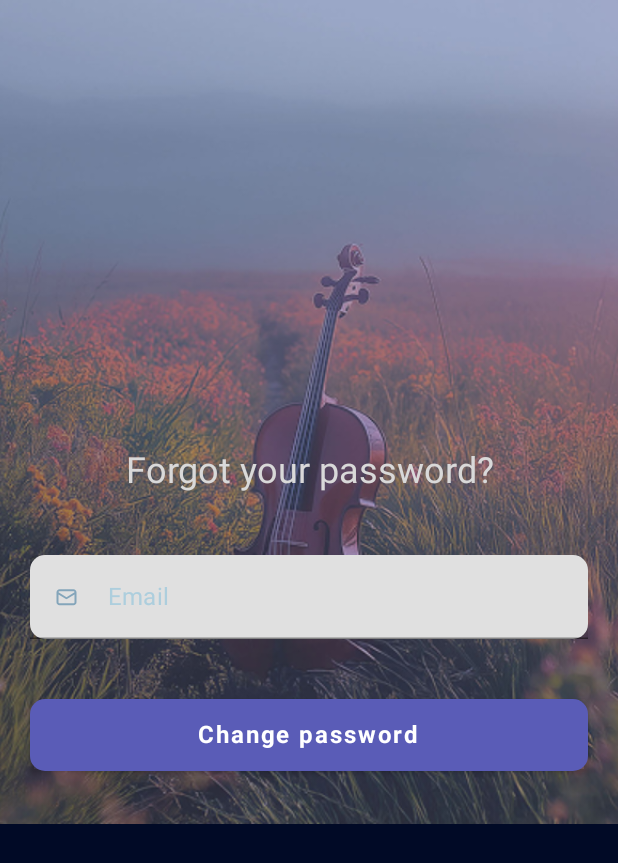
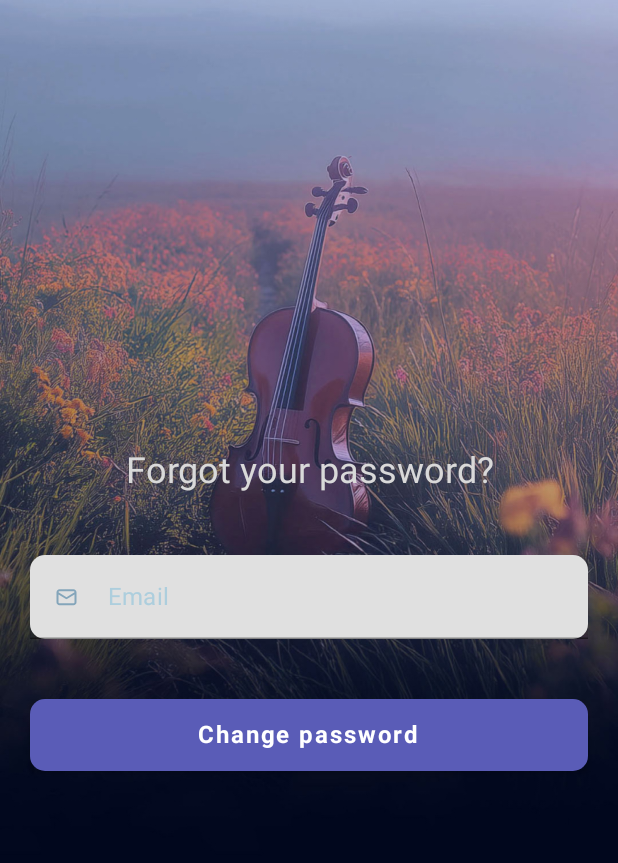
Before and after one commit to EvaDragonfly/EssentialClassicsApp, an Android app built with Jetpack Compose: the ForgotPasswordScreen screen opened through its navigation route, on a phone screen of 412 x 824 dp. Shown: the top 863 px of the screen. Run offline under Robolectric (Android 15) with nearby library versions, the phone set to English and light mode, and no system bars; our stand-ins replace accompanist.

Commit message:
fixed auth design

```diff
--- a/app/src/main/java/com/memoittech/cuviewtv/components/UserComponents.kt
+++ b/app/src/main/java/com/memoittech/cuviewtv/components/UserComponents.kt
@@ -10,7 +10,9 @@ import androidx.compose.foundation.layout.Row
 import androidx.compose.foundation.layout.fillMaxHeight
 import androidx.compose.foundation.layout.fillMaxSize
 import androidx.compose.foundation.layout.fillMaxWidth
+import androidx.compose.foundation.layout.height
 import androidx.compose.foundation.layout.heightIn
+import androidx.compose.foundation.layout.offset
 import androidx.compose.foundation.layout.padding
 import androidx.compose.foundation.shape.RoundedCornerShape
 import androidx.compose.foundation.text.ClickableText
@@ -296,36 +298,6 @@ fun ButtonComponent(value: String, onClick : ()-> Unit, color : Color){
 }
 
 
-@Composable
-fun ClickableLoginTextComponent(tryingToLogin : Boolean = true, onTextSelected : (String)->Unit){
-    val initialText = if(tryingToLogin) "Already have an account?  " else "Don't have an account yet? "
-    val loginText = if(tryingToLogin) "Login" else "Register"
-
-    val annotatedString = buildAnnotatedString {
-        append(initialText)
-        withStyle(style = SpanStyle(color = Purple80)){
-            pushStringAnnotation(tag = loginText , annotation = loginText)
-            append(loginText)
-        }
-    }
-
-    ClickableText(
-        modifier = Modifier
-            .fillMaxWidth()
-            .heightIn(24.dp),
-        style = TextStyle(
-            textAlign = TextAlign.Center
-        ),
-        text = annotatedString,
-        onClick = { offset ->
-        annotatedString.getStringAnnotations(offset, offset)
-            .firstOrNull()?.also {span ->
-                if (span.item == loginText){
-                    onTextSelected(span.item)
-                }
-            }
-    })
-}
 
 @Composable
 fun UnderLinedTextComponent(value:String, onClick : () -> Unit){
@@ -350,59 +322,9 @@ fun UnderLinedTextComponent(value:String, onClick : () -> Unit){
     )
 }
 
-@Composable
-fun ImageComponent(){
 
-    val configuration = LocalConfiguration.current
-    val screenHeight = configuration.screenHeightDp.dp
-    val topPadding = screenHeight * 35f
-
-    Box(
-        modifier = Modifier.fillMaxSize()
-            .background(color = DarkBg2)
-    ) {
-        // Background image with gradient blend
-
-
-        Image(
-            painter = painterResource(id = R.drawable.violin),
-            contentDescription = null,
-            contentScale = ContentScale.Crop,
-            modifier = Modifier
-                .fillMaxWidth()
-                .fillMaxHeight(2f / 3f) // Image takes top 2/3
-        )
-
-
-        // Gradient overlay to blend into solid color
-        Column(
-            modifier = Modifier
-                .background(color = Color.Transparent)
-                .padding(top = topPadding)
-        ) {
-            Box(
-                modifier = Modifier
-                    .fillMaxWidth()
-                    .fillMaxHeight(1f / 2f) // Same height as image
-                    .background(
-                        Brush.verticalGradient(
-                            colors = listOf(
-                                Color.Transparent, // Top of gradient = clear
-                                DarkBg2       // Bottom = target color
-                            ),
-                            startY = 300f,
-                            endY = Float.POSITIVE_INFINITY
-                        )
-                    )
-            )
-        }
-        // Solid color at the bottom 1/3
-    }
-}
-
-
-@Preview
-@Composable
-fun prevBack(){
-    ImageComponent()
-}
+//@Preview
+//@Composable
+//fun prevBack(){
+//    ImageComponent()
+//}
--- a/app/src/main/java/com/memoittech/cuviewtv/screens/authScreens/ForgotPasswordScreen.kt
+++ b/app/src/main/java/com/memoittech/cuviewtv/screens/authScreens/ForgotPasswordScreen.kt
@@ -1,5 +1,6 @@
 package com.memoittech.cuviewtv.screens.authScreens
 
+import androidx.compose.foundation.Image
 import androidx.compose.foundation.background
 import androidx.compose.foundation.layout.Arrangement
 import androidx.compose.foundation.layout.Box
@@ -19,13 +20,14 @@ import androidx.compose.runtime.setValue
 import androidx.compose.ui.Alignment
 import androidx.compose.ui.Modifier
 import androidx.compose.ui.graphics.Color
+import androidx.compose.ui.layout.ContentScale
+import androidx.compose.ui.res.painterResource
 import androidx.compose.ui.res.stringResource
 import androidx.compose.ui.unit.dp
 import androidx.navigation.NavController
 import com.memoittech.cuviewtv.ApiConstants
 import com.memoittech.cuviewtv.R
 import com.memoittech.cuviewtv.components.ButtonComponent
-import com.memoittech.cuviewtv.components.ImageComponent
 import com.memoittech.cuviewtv.components.MyTextFieldComponent
 import com.memoittech.cuviewtv.components.NormalTextComponent
 import com.memoittech.cuviewtv.components.isValidEmail
@@ -80,7 +82,12 @@ fun ForgotPasswordScreen(navController: NavController) {
             modifier = Modifier.fillMaxSize()
                 .background(color = Color.Transparent)
         ){
-            ImageComponent()
+            Image(
+                painter = painterResource(id = R.drawable.background),
+                contentDescription = "backgroundImage",
+                contentScale = ContentScale.Crop,
+                modifier = Modifier.fillMaxSize()
+            )
             Column(modifier = Modifier.fillMaxSize(),
                 horizontalAlignment = Alignment.CenterHorizontally,
                 verticalArrangement = Arrangement.Center
--- a/app/src/main/java/com/memoittech/cuviewtv/screens/authScreens/SignUpScreen.kt
+++ b/app/src/main/java/com/memoittech/cuviewtv/screens/authScreens/SignUpScreen.kt
@@ -4,7 +4,9 @@ import androidx.compose.foundation.Image
 import androidx.compose.foundation.background
 import androidx.compose.foundation.layout.Box
 import androidx.compose.foundation.layout.Column
+import androidx.compose.foundation.layout.Spacer
 import androidx.compose.foundation.layout.fillMaxSize
+import androidx.compose.foundation.layout.height
 import androidx.compose.foundation.layout.padding
 import androidx.compose.material.Surface
 import androidx.compose.runtime.Composable
@@ -15,6 +17,7 @@ import androidx.compose.runtime.setValue
 import androidx.compose.ui.Alignment
 import androidx.compose.ui.Modifier
 import androidx.compose.ui.graphics.Color
+import androidx.compose.ui.layout.ContentScale
 import androidx.compose.ui.res.painterResource
 import androidx.compose.ui.res.stringResource
 import androidx.compose.ui.unit.dp
@@ -24,7 +27,6 @@ import com.memoittech.cuviewtv.R
 import com.memoittech.cuviewtv.components.ButtonComponent
 import com.memoittech.cuviewtv.components.CheckBoxComponent
 import com.memoittech.cuviewtv.components.HeadingTextComponent
-import com.memoittech.cuviewtv.components.ImageComponent
 import com.memoittech.cuviewtv.components.MyTextFieldComponent
 import com.memoittech.cuviewtv.components.PasswordTextFieldComponent
 import com.memoittech.cuviewtv.components.ValidationMessage
@@ -95,7 +97,12 @@ fun SignUpScreen (navController: NavController) {
     ) {
         Box(modifier = Modifier.fillMaxSize()
             .background(color = DarkBg2)){
-            ImageComponent()
+            Image(
+                painter = painterResource(id = R.drawable.background),
+                contentDescription = "backgroundImage",
+                contentScale = ContentScale.Crop,
+                modifier = Modifier.fillMaxSize()
+            )
             Column(
                 modifier = Modifier.fillMaxSize()
                     .align(Alignment.Center)
@@ -112,6 +119,8 @@ fun SignUpScreen (navController: NavController) {
                 )
 
                 HeadingTextComponent(value = stringResource(id = R.string.login_text))
+
+                Spacer(modifier = Modifier.height(70.dp))
 
                 ButtonComponent(
                     value = stringResource(R.string.login),
```
Also changed, not shown: app/src/main/java/com/memoittech/cuviewtv/screens/authScreens/EmailConfirmationScreen.kt (+10 -6 lines), app/src/main/java/com/memoittech/cuviewtv/screens/authScreens/LoginScreen.kt (+12 -13 lines), app/src/main/res/drawable/background.jpg (added), app/src/main/res/drawable/violin.png (deleted).
